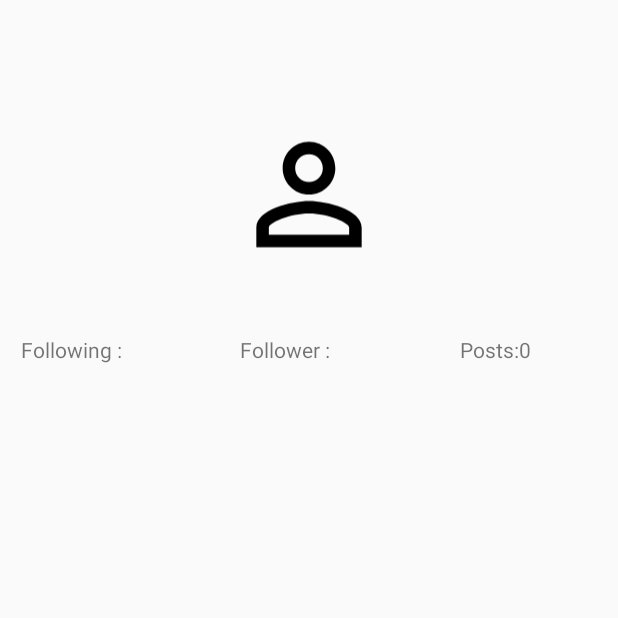
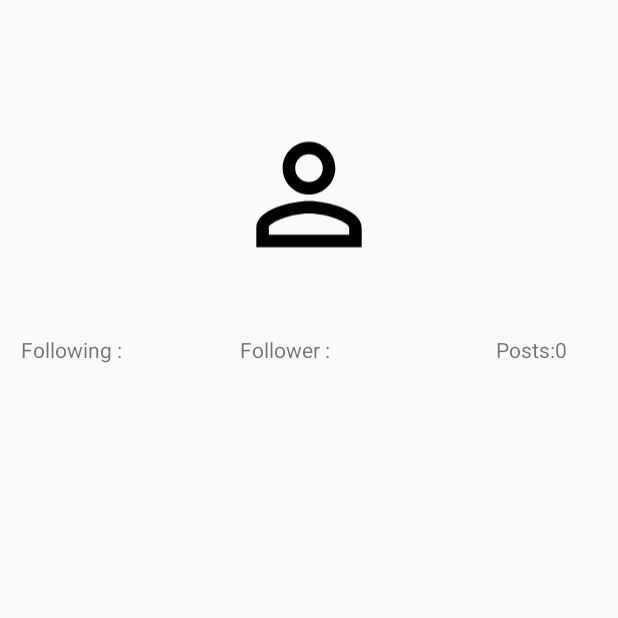
Before and after one commit to zhouyepang/InstagramApp, an Android app: the Profile screen opened directly, with no data from a screen before it, on a phone screen of 412 x 824 dp, the top half of it. Run offline under Robolectric (Android 15) with nearby library versions, the phone set to English and light mode, and no system bars; our stand-ins replace Firebase (no records; nobody signed in at launch, a user with empty details on screens opened directly).

```diff
--- a/app/src/main/java/com/example/zhouyepang/instagramapp/PhotoEditor.java
+++ b/app/src/main/java/com/example/zhouyepang/instagramapp/PhotoEditor.java
@@ -73,7 +73,7 @@ public class PhotoEditor extends AppCompatActivity {
         brightnessSeekbar.setOnSeekBarChangeListener(new SeekBar.OnSeekBarChangeListener() {
             @Override
             public void onProgressChanged(SeekBar seekBar, int progress, boolean b) {
-                finalImage = changeBitmapContrastBrightness(bitmapImage,
+                finalImage = changeBitmapContrastBrightness(finalImage,
                         1, (float) progress / 1f);
                 croppedView.setImageBitmap(finalImage);
                 // textView.setText("Contrast: "+(float) progress / 100f);
@@ -110,7 +110,7 @@ public class PhotoEditor extends AppCompatActivity {
         b1.setOnClickListener(new View.OnClickListener() {
             @Override
             public void onClick(View v) {
-                finalImage =  origin(finalImage);
+                finalImage =  preview1;
                 brightnessSeekbar.setProgress(0);
                 contrastBar.setProgress(100);
                 croppedView.setImageBitmap(finalImage);
@@ -230,7 +230,6 @@ public class PhotoEditor extends AppCompatActivity {
         return  finalImage;
     }
     public static Bitmap warm(Bitmap Original){
-        Log.v("invert","called");
         Bitmap finalImage = Bitmap.createBitmap(Original.getWidth(), Original.getHeight(), Original.getConfig());
 
         int A,R,G,B;
--- a/app/src/main/java/com/example/zhouyepang/instagramapp/Profile.java
+++ b/app/src/main/java/com/example/zhouyepang/instagramapp/Profile.java
@@ -36,7 +36,6 @@ public class Profile extends AppCompatActivity {
         following = (TextView) findViewById(R.id.following);
         followers = (TextView) findViewById(R.id.followers);
         posts = (TextView) findViewById(R.id.posts);
-
         currentUser = FirebaseAuth.getInstance().getCurrentUser();
         loginedUser = FirebaseDatabase.getInstance().getReference().child("following").child(currentUser.getUid());
         loginedUser2 = FirebaseDatabase.getInstance().getReference().child("follower").child(currentUser.getUid());
--- a/app/src/main/res/layout/activity_profile.xml
+++ b/app/src/main/res/layout/activity_profile.xml
@@ -12,8 +12,8 @@
 
     <TextView
         android:id="@+id/posts"
-        android:layout_width="92dp"
-        android:layout_height="27dp"
+        android:layout_width="68dp"
+        android:layout_height="wrap_content"
         android:layout_alignParentEnd="true"
         android:layout_alignTop="@+id/following"
         android:layout_marginEnd="13dp"
```
Also changed, not shown: app/src/main/java/com/example/zhouyepang/instagramapp/SetupActivity.java (+1 -6 lines).
